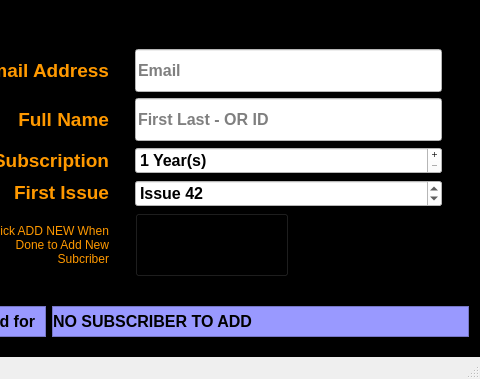
Qt form AddSubs.ui (OwenEvers/OLMSubs) before a commit; both pictures show x 163 to 643 and y 143 to 522 of the 643 by 522 pixel window.
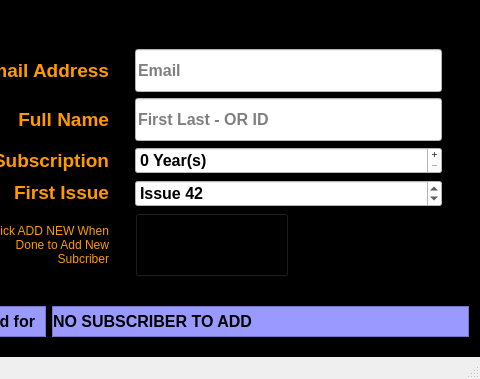
The same form after that commit. Icons and pictures are not drawn.

The edit to the form file:
```diff
--- a/AddSubs.ui
+++ b/AddSubs.ui
@@ -668,11 +668,14 @@
                    <string> Year(s)</string>
                   </property>
                   <property name="minimum">
-                   <number>1</number>
+                   <number>0</number>
                   </property>
                   <property name="maximum">
                    <number>3</number>
                   </property>
+                  <property name="value">
+                   <number>0</number>
+                  </property>
                  </widget>
                 </item>
                 <item>
```
